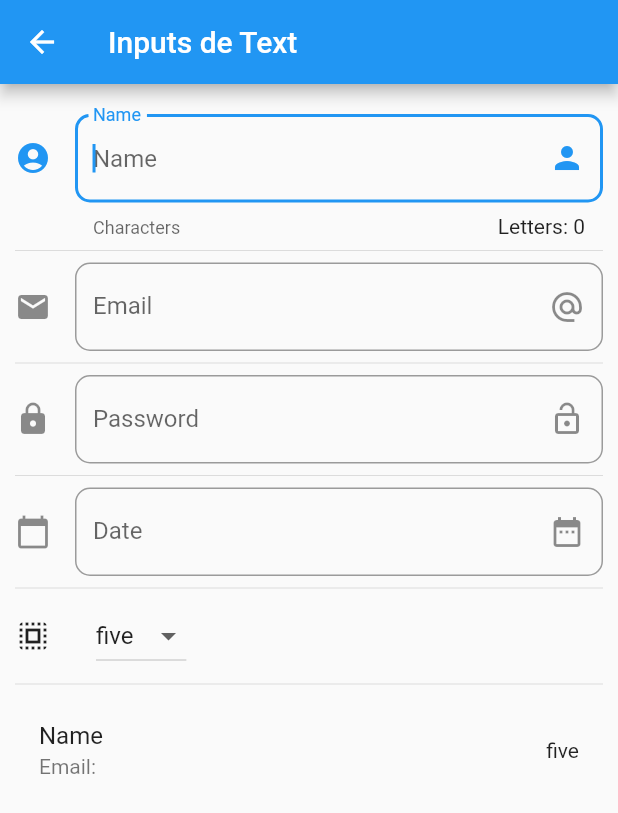
After one commit to pechcheche/myflutter, a Flutter app: the screen it shows after launch, after a tap on "Inputs", on a phone screen of 412 x 824 dp. The commit adds this screen. Shown: the top 813 px of the screen. Run offline on Flutter 3.47's test engine with Material 2 defaults, Android fonts, the phone set to English and light mode, and no system bars; network calls fail.

Commit message:
flutter - listview

```diff
--- a/data/menu_opts.json
+++ b/data/menu_opts.json
@@ -20,6 +20,11 @@
             "ruta": "animatedContainer",
             "icon" : "donut_large",
             "texto" : "Animated Container"
+        },
+        {
+"ruta":"inputs",
+"icon":"input",
+"texto":"Inputs"
         }
     ]
 }
--- a/lib/main.dart
+++ b/lib/main.dart
@@ -2,6 +2,7 @@ import 'package:components/routes/routes.dart';
 import 'package:flutter/material.dart';
 
 import 'package:components/pages/alert_page.dart';
+import 'package:flutter_localizations/flutter_localizations.dart';
 
 void main() => runApp(MyApp());
 
@@ -11,6 +12,14 @@ class MyApp extends StatelessWidget {
     return MaterialApp(
       title: 'Component App',
       debugShowCheckedModeBanner: false,
+      localizationsDelegates: [
+        GlobalMaterialLocalizations.delegate,
+        GlobalWidgetsLocalizations.delegate,
+      ],
+      supportedLocales: [
+        const Locale('en','US'),
+        const Locale('es','ES'),
+      ],
       //home: HomePage(),
       initialRoute: '/',
       routes: getApplicationRoutes(),
--- /dev/null
+++ b/lib/pages/input_page.dart
@@ -0,0 +1,157 @@
+import 'package:flutter/material.dart';
+
+class InputPage extends StatefulWidget {
+  @override
+  _InputPageState createState() => _InputPageState();
+}
+
+class _InputPageState extends State<InputPage> {
+  String _name = '', _email ='', _fecha='', _oSelected='five';
+  TextEditingController _inputFieldDate = new TextEditingController();
+  List<String> _poderes = ['one', 'two', 'three', 'four','five'];
+
+  @override
+  Widget build(BuildContext context) {
+    return Scaffold(
+      appBar: AppBar(
+        title: Text('Inputs de Text'),
+      ),
+      body: ListView(
+        padding: EdgeInsets.symmetric(horizontal: 10.0, vertical: 20.0),
+        children: <Widget>[
+          _createInput(),
+          Divider(),
+          _createEmail(),
+          Divider(),
+          _createPassword(),
+          Divider(),
+          _createDate(context),
+          Divider(),
+          _createDropdown(),
+          Divider(),
+          _createPerson()
+        ],
+      ),
+    );
+  }
+
+  Widget _createInput() {
+    return TextField(
+      autofocus: true,
+      textCapitalization: TextCapitalization.sentences,
+      decoration: InputDecoration(
+          border: OutlineInputBorder(borderRadius: BorderRadius.circular(10.0)),
+          counter: Text('Letters: 0'),
+          hintText: 'Name',
+          labelText: 'Name',
+          helperText: 'Characters',
+          suffixIcon: Icon(Icons.person),
+          icon: Icon(Icons.account_circle)),
+      onChanged: (value) {
+        setState(() {
+          _name = value;
+        });
+      },
+    );
+  }
+
+  Widget _createEmail() {
+    return TextField(
+      keyboardType: TextInputType.emailAddress,
+      decoration: InputDecoration(
+          border: OutlineInputBorder(borderRadius: BorderRadius.circular(10.0)),
+          hintText: 'Email',
+          labelText: 'Email',
+          suffixIcon: Icon(Icons.alternate_email),
+          icon: Icon(Icons.email)),
+      onChanged: (value) {
+        setState(() {
+          _email = value;
+        });
+      },
+    );
+  }
+
+  Widget _createPassword() {
+    return TextField(
+      obscureText: true,
+      decoration: InputDecoration(
+          border: OutlineInputBorder(borderRadius: BorderRadius.circular(10.0)),
+          hintText: 'Password',
+          labelText: 'Password',
+          suffixIcon: Icon(Icons.lock_open),
+          icon: Icon(Icons.lock)),
+      onChanged: (value) {
+        setState(() {
+          _email = value;
+        });
+      },
+    );
+  }
+
+  Widget _createDate(BuildContext context) {
+    return TextField(
+      enableInteractiveSelection: false,
+      controller: _inputFieldDate,
+      decoration: InputDecoration(
+          border: OutlineInputBorder(borderRadius: BorderRadius.circular(10.0)),
+          hintText: 'Date',
+          labelText: 'Date',
+          suffixIcon: Icon(Icons.date_range),
+          icon: Icon(Icons.calendar_today)),
+      onTap: () {
+        FocusScope.of(context).requestFocus(new FocusNode());
+        _selectDate(context);
+      },
+    );
+  }
+
+  _selectDate(BuildContext context) async {
+    DateTime picked = await showDatePicker(
+        context: context,
+        initialDate: new DateTime.now(),
+        firstDate: new DateTime(2010),
+        lastDate: new DateTime(2025),
+        locale: Locale('es', 'ES'));
+
+    if (picked != null) {
+      setState(() {
+        _fecha = picked.toString();
+        _inputFieldDate.text = _fecha;
+      });
+    }
+  }
+
+  List<DropdownMenuItem<String>> getOptionsDropdown() {
+    List<DropdownMenuItem<String>> list = new List();
+    _poderes.forEach((power) {
+      list.add(DropdownMenuItem(child: Text(power), value: power));
+    });
+    return list;
+  }
+
+  Widget _createDropdown() {
+    return Row(
+      children: <Widget>[
+        Icon(Icons.select_all),
+        SizedBox(width:30.0),
+        DropdownButton(
+          value: _oSelected,
+            items: getOptionsDropdown(),
+            onChanged: (opt) {
+              setState(() {
+                _oSelected = opt;
+              });
+            })
+      ],
+    );
+  }
+
+  Widget _createPerson() {
+    return ListTile(
+      title: Text('Name $_name'),
+      subtitle: Text('Email: $_email'),
+      trailing: Text(_oSelected),
+    );
+  }
+}
--- a/lib/routes/routes.dart
+++ b/lib/routes/routes.dart
@@ -1,3 +1,4 @@
+import 'package:components/pages/input_page.dart';
 import 'package:flutter/material.dart';
 
 import 'package:components/pages/home_page.dart';
@@ -13,5 +14,6 @@ Map<String, WidgetBuilder> getApplicationRoutes() {
     'avatar': (BuildContext context) => AvatarPage(),
     'card': (BuildContext context) => CardPage(),
     'animatedContainer': (BuildContext context) => AnimatedContainerPage(),
+    'inputs':(BuildContext context) => InputPage(),
   };
 }
--- a/lib/utils/icon_string_util.dart
+++ b/lib/utils/icon_string_util.dart
@@ -5,6 +5,7 @@ final _icons = <String, IconData>{
   'accessibility': Icons.accessibility,
   'folder_open': Icons.folder_open,
   'donut_large': Icons.donut_large,
+  'input':Icons.input,
 };
 
 Icon getIcon(String nameicon) {
--- a/pubspec.yaml
+++ b/pubspec.yaml
@@ -18,6 +18,8 @@ environment:
 
 dependencies:
   flutter:
+    sdk: flutter
+  flutter_localizations:
     sdk: flutter
 
   # The following adds the Cupertino Icons font to your application.
```
Also changed, not shown: pubspec.lock, 1 other file.
